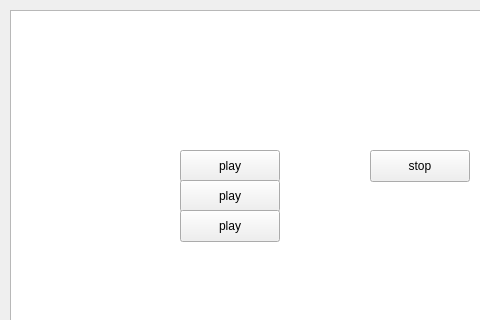
Above: mainwindow.ui from nalnalital/Qt_openAL_example before the change; both pictures show x 0 to 480 and y 0 to 320 of the 800 by 600 pixel window. Below: the same form after it.
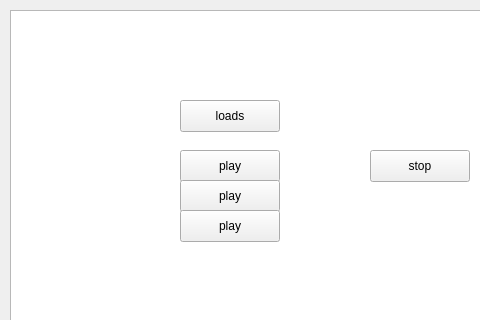
That is the form after the change.

What changed in the file:
```diff
--- a/mainwindow.ui
+++ b/mainwindow.ui
@@ -76,11 +76,25 @@
      </rect>
     </property>
    </widget>
+   <widget class="QPushButton" name="BUT_loads">
+    <property name="geometry">
+     <rect>
+      <x>180</x>
+      <y>100</y>
+      <width>100</width>
+      <height>32</height>
+     </rect>
+    </property>
+    <property name="text">
+     <string>loads</string>
+    </property>
+   </widget>
    <zorder>graphicsView</zorder>
    <zorder>BUT_play_1</zorder>
    <zorder>BUT_stop_1</zorder>
    <zorder>BUT_play_2</zorder>
    <zorder>BUT_play_3</zorder>
+   <zorder>BUT_loads</zorder>
   </widget>
  </widget>
  <resources/>
```
